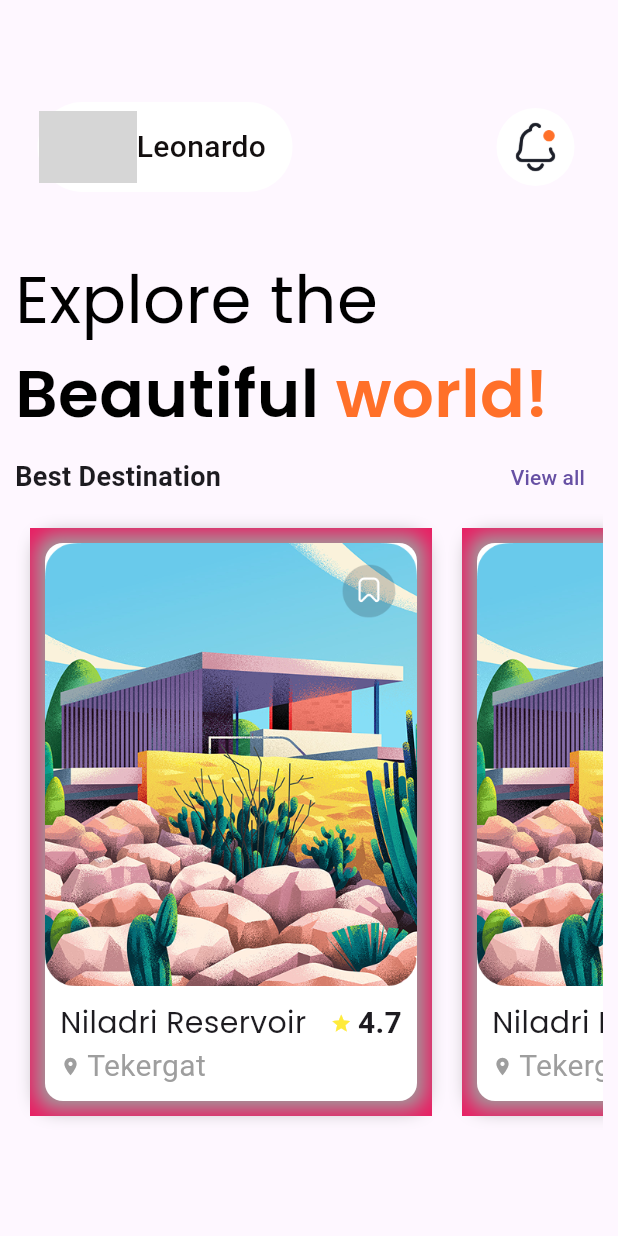
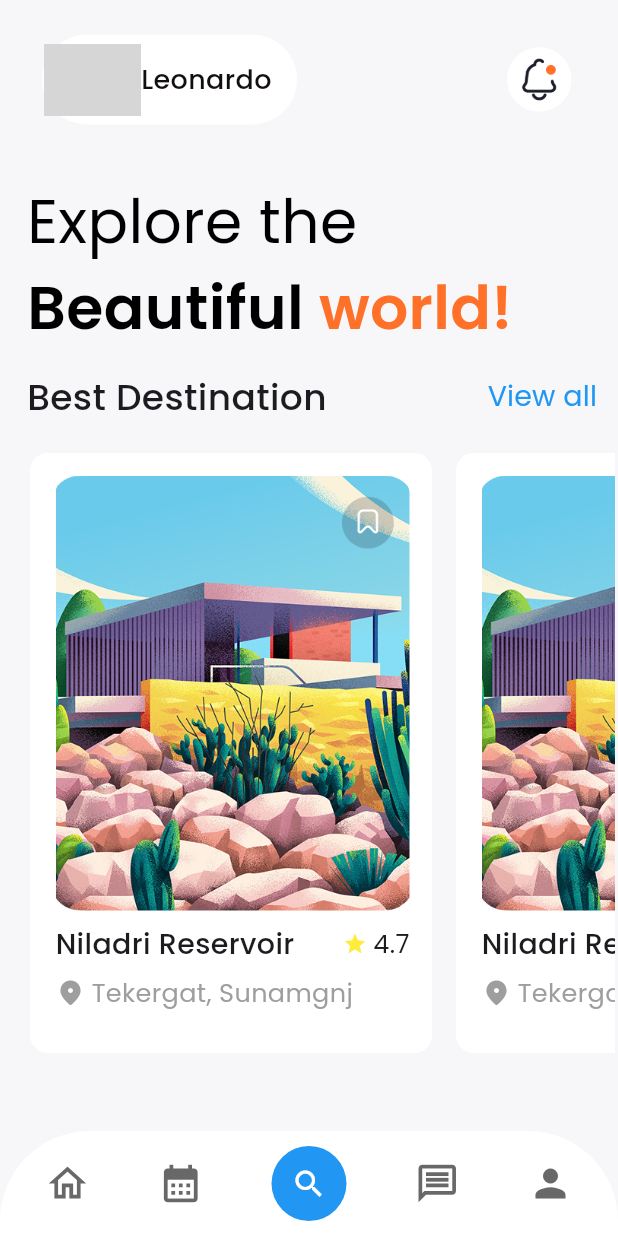
Before and after one commit to C2W-Flutter6/Apps_UI, a Flutter app: the screen it shows after launch, on a phone screen of 412 x 824 dp. Run offline on Flutter 3.47's test engine with Material 3 defaults, Android fonts, the phone set to English and light mode, and no system bars; our stand-ins replace google_fonts; grey boxes are pictures that could not be loaded.

Commit message:
Minor changes

```diff
--- a/travelapp_ui/lib/home_page.dart
+++ b/travelapp_ui/lib/home_page.dart
@@ -11,14 +11,21 @@ class HomePage extends StatefulWidget {
 class _HomePageState extends State<HomePage> {
   @override
   Widget build(BuildContext context) {
-    return Scaffold(
+    return SafeArea(
+      child: Scaffold(
+        backgroundColor: Color.fromRGBO(247, 247, 249, 1),
         body: SingleChildScrollView(
           child: Column(
             crossAxisAlignment: CrossAxisAlignment.start,
             children: [
               // Custom AppBar Row
               Padding(
-              padding: EdgeInsets.only(left: 5, right: 5, top: 68, bottom: 30),
+                padding: EdgeInsets.only(
+                  left: 8,
+                  right: 5,
+                  top: 23,
+                  bottom: 14,
+                ),
 
                 //Profile and bell icon
                 child: Row(
@@ -45,9 +52,9 @@ class _HomePageState extends State<HomePage> {
                           ),
                           Text(
                             "Leonardo",
-                          style: TextStyle(
+                            style: GoogleFonts.poppins(
                               color: const Color.fromARGB(255, 19, 15, 15),
-                            fontSize: 20,
+                              fontSize: 18,
                               fontWeight: FontWeight.w500,
                             ),
                           ),
@@ -56,9 +63,12 @@ class _HomePageState extends State<HomePage> {
                     ),
 
                     Container(
-                    padding: EdgeInsets.symmetric(horizontal: 12, vertical: 8),
+                      padding: EdgeInsets.symmetric(
+                        horizontal: 12,
+                        vertical: 6,
+                      ),
                       margin: EdgeInsets.symmetric(horizontal: 20),
-                    width: 60,
+                      width: 55,
                       decoration: BoxDecoration(
                         shape: BoxShape.circle,
                         color: const Color.fromARGB(255, 255, 255, 255),
@@ -74,7 +84,12 @@ class _HomePageState extends State<HomePage> {
 
               // Body content (expands to take remaining space)
               Padding(
-              padding: const EdgeInsets.all(10.0),
+                padding: const EdgeInsets.only(
+                  left: 18,
+                  right: 2,
+                  top: 22,
+                  bottom: 24,
+                ),
 
                 child: Column(
                   crossAxisAlignment: CrossAxisAlignment.start,
@@ -86,7 +101,7 @@ class _HomePageState extends State<HomePage> {
                         style: GoogleFonts.poppins(
                           fontWeight: FontWeight.w400,
                           color: Colors.black,
-                        fontSize: 44,
+                          fontSize: 40,
                         ),
                         children: [
                           //Beautiful
@@ -97,7 +112,7 @@ class _HomePageState extends State<HomePage> {
                               color: Colors.black,
                               letterSpacing: 0.3,
 
-                            fontSize: 44,
+                              fontSize: 40,
                             ),
                           ),
 
@@ -108,27 +123,43 @@ class _HomePageState extends State<HomePage> {
                               fontWeight: FontWeight.w600,
                               color: Color.fromRGBO(255, 112, 41, 1),
 
-                            fontSize: 44,
+                              fontSize: 40,
                             ),
                           ),
                         ],
                       ),
                     ),
+                    SizedBox(height: 7),
+                    //BEST DESTINATION ROW
                     Row(
                       mainAxisAlignment: MainAxisAlignment.spaceBetween,
                       children: [
                         Text(
                           'Best Destination',
-                        style: TextStyle(
-                          fontSize: 18,
-                          fontWeight: FontWeight.bold,
+                          style: GoogleFonts.poppins(
+                            fontSize: 24,
+                            fontWeight: FontWeight.w500,
                           ),
                         ),
-                      TextButton(onPressed: () {}, child: Text('View all')),
+                        TextButton(
+                          onPressed: () {},
+                          child: Text(
+                            'View all',
+                            style: GoogleFonts.poppins(
+                              fontSize: 19,
+                              fontWeight: FontWeight.w400,
+                              color: Colors.blue,
+                            ),
+                          ),
+                        ),
                       ],
                     ),
+
+                    SizedBox(height: 4),
+                    //LISTVIEW
                     Container(
-                    height: MediaQuery.sizeOf(context).height * 0.5,
+                      height: 420,
+                      width: double.infinity,
 
                       child: ListView.builder(
                         itemCount: 5,
@@ -138,9 +169,20 @@ class _HomePageState extends State<HomePage> {
                           return Container(
                             height: 384,
                             width: 268,
-                          color: Colors.pink,
-                          padding: EdgeInsets.all(10),
-                          margin: EdgeInsets.all(10),
+
+                            decoration: BoxDecoration(
+                              color: Colors.white,
+                              borderRadius: BorderRadius.all(
+                                Radius.circular(12),
+                              ),
+                            ),
+                            padding: EdgeInsets.all(7),
+                            margin: EdgeInsets.only(
+                              left: 2,
+                              right: 14,
+                              top: 10,
+                              bottom: 10,
+                            ),
                             child: DestinationCard(),
                           );
                         },
@@ -152,6 +194,60 @@ class _HomePageState extends State<HomePage> {
             ],
           ),
         ),
+        bottomNavigationBar: Container(
+          height: 70,
+          decoration: BoxDecoration(
+            color: Colors.white,
+            borderRadius: BorderRadius.vertical(top: Radius.circular(60)),
+          ),
+          padding: EdgeInsets.symmetric(horizontal: 30, vertical: 10),
+          child: Row(
+            mainAxisAlignment: MainAxisAlignment.spaceBetween,
+            children: [
+              GestureDetector(
+                child: Icon(
+                  Icons.home_outlined,
+                  size: 30,
+                  color: const Color.fromARGB(255, 105, 104, 104),
+                ),
+              ),
+              GestureDetector(
+                child: Icon(
+                  Icons.calendar_month,
+                  size: 30,
+                  color: const Color.fromARGB(255, 105, 104, 104),
+                ),
+              ),
+              GestureDetector(
+                child: Container(
+                  width: 50,
+                  height: 50,
+                  decoration: BoxDecoration(
+                    shape: BoxShape.circle,
+                    color: Colors.blue,
+                  ),
+                  child: Icon(Icons.search, color: Colors.white),
+                ),
+              ),
+              GestureDetector(
+                child: Icon(
+                  Icons.message_outlined,
+                  size: 30,
+                  color: const Color.fromARGB(255, 105, 104, 104),
+                ),
+              ),
+              GestureDetector(
+                onTap: () {},
+                child: Icon(
+                  Icons.person,
+                  size: 30,
+                  color: const Color.fromARGB(255, 105, 104, 104),
+                ),
+              ),
+            ],
+          ),
+        ),
+      ),
     );
   }
 }
@@ -159,16 +255,8 @@ class _HomePageState extends State<HomePage> {
 class DestinationCard extends StatelessWidget {
   @override
   Widget build(BuildContext context) {
-    return Container(
-      width: 200,
-      // margin: EdgeInsets.all(10),
-      decoration: BoxDecoration(
-        color: Colors.white,
-        borderRadius: BorderRadius.circular(12),
-        boxShadow: [
-          BoxShadow(color: Colors.grey, blurRadius: 10, spreadRadius: 5),
-        ],
-      ),
+    return Padding(
+      padding: const EdgeInsets.only(top: 8, bottom: 12, left: 10, right: 8),
       child: Column(
         crossAxisAlignment: CrossAxisAlignment.start,
         children: [
@@ -176,49 +264,50 @@ class DestinationCard extends StatelessWidget {
             borderRadius: BorderRadius.vertical(top: Radius.circular(12)),
             child: Image.asset(
               'assets/hp_destination_img.png',
-
-              width: double.infinity,
+              width: 240,
+              height: 290, // Set a height to avoid layout issues
               fit: BoxFit.cover,
             ),
           ),
-          Padding(
-            padding: EdgeInsets.all(10.0),
-            child: Column(
-              crossAxisAlignment: CrossAxisAlignment.start,
+          SizedBox(height: 9),
+          Column(
             children: [
               Row(
                 children: [
-                    Text(
+                  Expanded(
+                    child: Text(
                       'Niladri Reservoir',
                       style: GoogleFonts.poppins(
-                        fontSize: 20,
-                        fontWeight: FontWeight.w400,
+                        fontSize: 19,
+                        fontWeight: FontWeight.w500,
                       ),
                     ),
-                    Spacer(),
-                    Icon(Icons.star, size: 14, color: Colors.yellow),
+                  ),
+                  Icon(Icons.star, size: 16, color: Colors.yellow),
                   SizedBox(width: 4),
                   Text(
                     '4.7',
-                      style: TextStyle(
-                        fontWeight: FontWeight.bold,
-                        fontSize: 20,
+                    style: GoogleFonts.poppins(
+                      fontSize: 17,
+                      fontWeight: FontWeight.w400,
                     ),
-                    ),
-                  ],
-                ),
-                Row(
-                  children: [
-                    Icon(Icons.location_on, size: 14, color: Colors.grey),
-                    SizedBox(width: 4),
-                    Text(
-                      'Tekergat',
-                      style: TextStyle(color: Colors.grey, fontSize: 20),
                   ),
                 ],
               ),
             ],
           ),
+          SizedBox(height: 7), // Adds spacing
+          Row(
+            children: [
+              Icon(Icons.location_on_rounded, size: 20, color: Colors.grey),
+              SizedBox(width: 4),
+              Expanded(
+                child: Text(
+                  'Tekergat, Sunamgnj',
+                  style: GoogleFonts.poppins(color: Colors.grey, fontSize: 17),
+                ),
+              ),
+            ],
           ),
         ],
       ),
--- a/travelapp_ui/pubspec.yaml
+++ b/travelapp_ui/pubspec.yaml
@@ -7,6 +7,7 @@ environment:
   sdk: ^3.7.0-160.0.dev
 
 dependencies:
+  curved_navigation_bar: ^1.0.6
   flutter:
     sdk: flutter
   flutter_svg: ^2.0.17
```
Also changed, not shown: travelapp_ui/pubspec.lock. Lines whose indentation alone changed are shown as unchanged.
